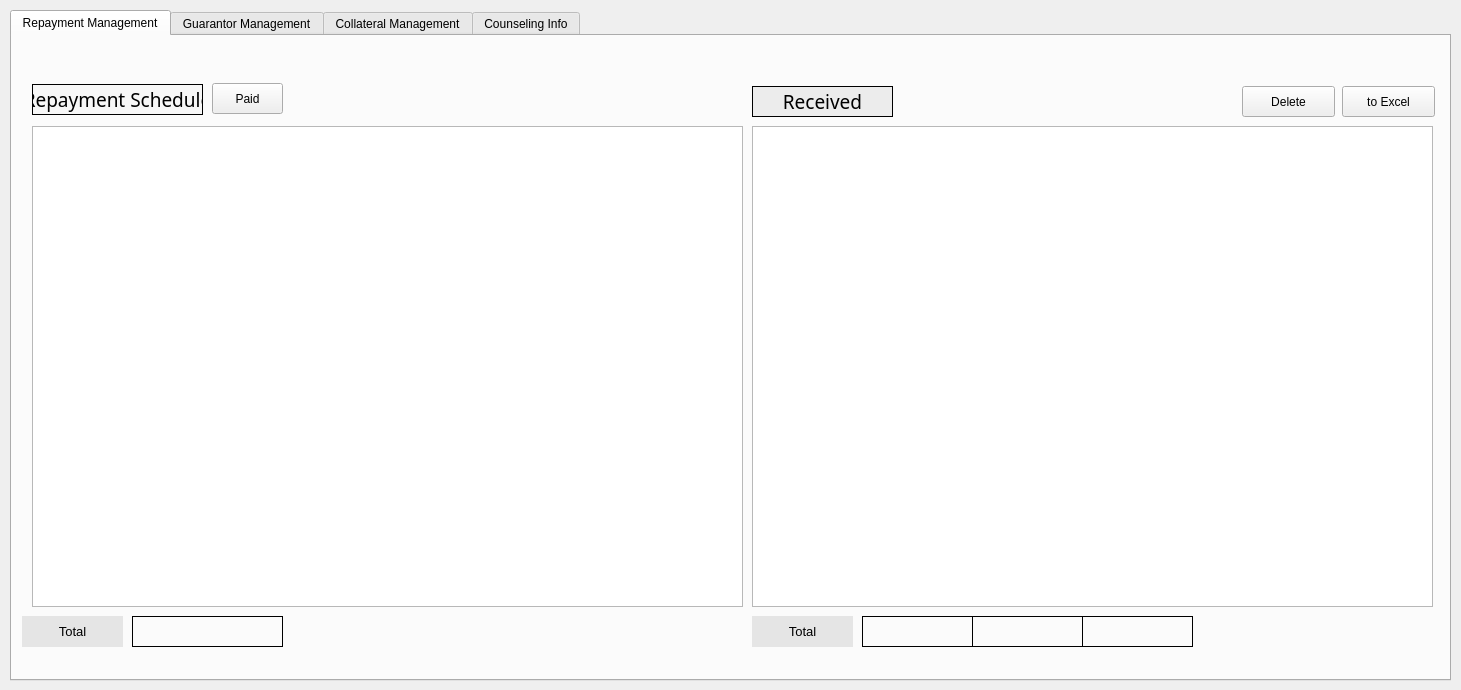
First picture: the form in src/pages/repayment/details.ui, repository DY-Microfinance-Customer-Management/dymf-algorithm, before the edit.
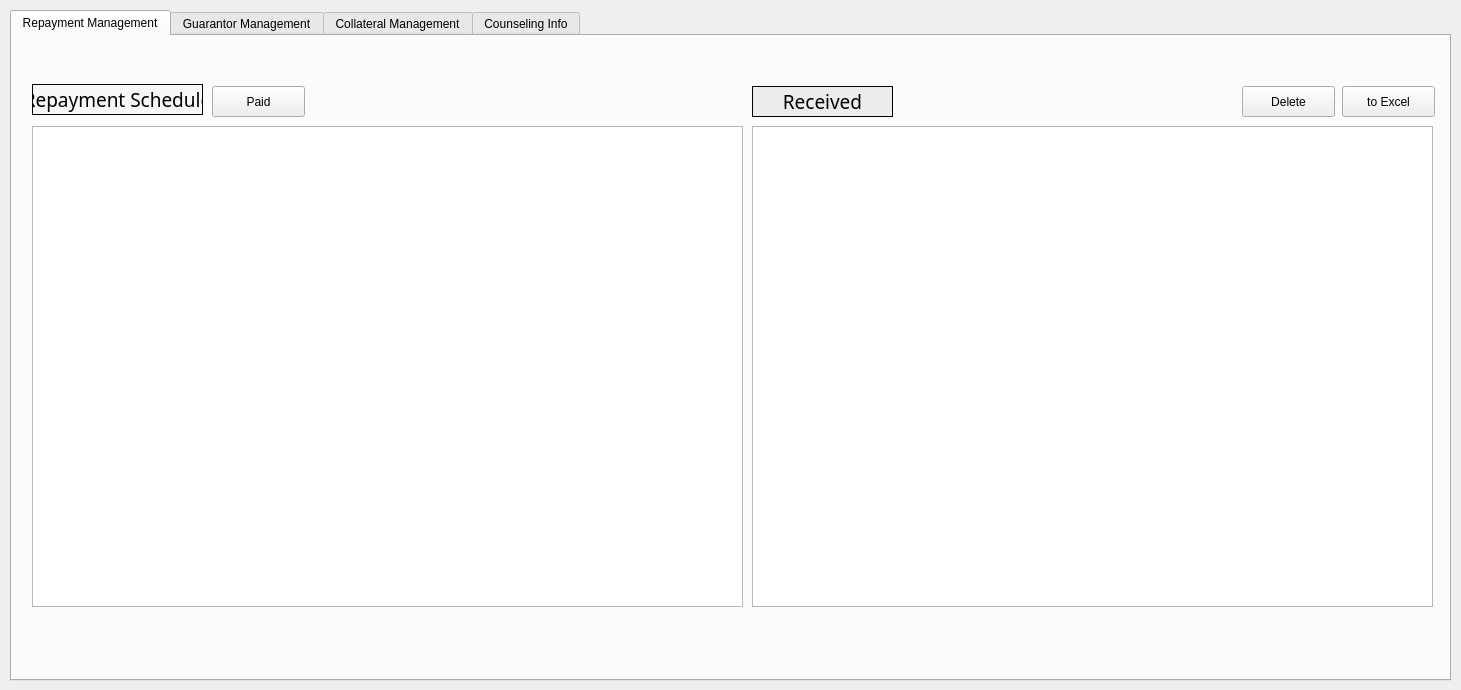
Second picture: the form after the edit.

The edit to the form file:
```diff
--- a/src/pages/repayment/details.ui
+++ b/src/pages/repayment/details.ui
@@ -43,25 +43,6 @@
        <string>to Excel</string>
       </property>
      </widget>
-     <widget class="QLabel" name="totalLabel2">
-      <property name="geometry">
-       <rect>
-        <x>850</x>
-        <y>580</y>
-        <width>111</width>
-        <height>31</height>
-       </rect>
-      </property>
-      <property name="frameShape">
-       <enum>QFrame::Box</enum>
-      </property>
-      <property name="text">
-       <string/>
-      </property>
-      <property name="alignment">
-       <set>Qt::AlignCenter</set>
-      </property>
-     </widget>
      <widget class="QLabel" name="label_47">
       <property name="geometry">
        <rect>
@@ -131,129 +112,6 @@
        <set>Qt::AlignCenter</set>
       </property>
      </widget>
-     <widget class="QLabel" name="totalLabel4">
-      <property name="geometry">
-       <rect>
-        <x>1070</x>
-        <y>580</y>
-        <width>111</width>
-        <height>31</height>
-       </rect>
-      </property>
-      <property name="frameShape">
-       <enum>QFrame::Box</enum>
-      </property>
-      <property name="text">
-       <string/>
-      </property>
-      <property name="alignment">
-       <set>Qt::AlignCenter</set>
-      </property>
-     </widget>
-     <widget class="QPushButton" name="paidButton">
-      <property name="geometry">
-       <rect>
-        <x>200</x>
-        <y>47</y>
-        <width>71</width>
-        <height>31</height>
-       </rect>
-      </property>
-      <property name="font">
-       <font>
-        <pointsize>9</pointsize>
-       </font>
-      </property>
-      <property name="text">
-       <string>Paid</string>
-      </property>
-     </widget>
-     <widget class="QLabel" name="totalLabel3">
-      <property name="geometry">
-       <rect>
-        <x>960</x>
-        <y>580</y>
-        <width>111</width>
-        <height>31</height>
-       </rect>
-      </property>
-      <property name="frameShape">
-       <enum>QFrame::Box</enum>
-      </property>
-      <property name="text">
-       <string/>
-      </property>
-      <property name="alignment">
-       <set>Qt::AlignCenter</set>
-      </property>
-     </widget>
-     <widget class="QLabel" name="totalLabel1">
-      <property name="geometry">
-       <rect>
-        <x>120</x>
-        <y>580</y>
-        <width>151</width>
-        <height>31</height>
-       </rect>
-      </property>
-      <property name="frameShape">
-       <enum>QFrame::Box</enum>
-      </property>
-      <property name="text">
-       <string/>
-      </property>
-      <property name="alignment">
-       <set>Qt::AlignCenter</set>
-      </property>
-     </widget>
-     <widget class="QLabel" name="label_51">
-      <property name="geometry">
-       <rect>
-        <x>10</x>
-        <y>580</y>
-        <width>101</width>
-        <height>31</height>
-       </rect>
-      </property>
-      <property name="font">
-       <font>
-        <pointsize>10</pointsize>
-       </font>
-      </property>
-      <property name="styleSheet">
-       <string notr="true">background-color:rgb(229, 229, 229)</string>
-      </property>
-      <property name="text">
-       <string>Total</string>
-      </property>
-      <property name="alignment">
-       <set>Qt::AlignCenter</set>
-      </property>
-     </widget>
-     <widget class="QLabel" name="label_124">
-      <property name="geometry">
-       <rect>
-        <x>740</x>
-        <y>580</y>
-        <width>101</width>
-        <height>31</height>
-       </rect>
-      </property>
-      <property name="font">
-       <font>
-        <pointsize>10</pointsize>
-       </font>
-      </property>
-      <property name="styleSheet">
-       <string notr="true">background-color:rgb(229, 229, 229)</string>
-      </property>
-      <property name="text">
-       <string>Total</string>
-      </property>
-      <property name="alignment">
-       <set>Qt::AlignCenter</set>
-      </property>
-     </widget>
      <widget class="QTableView" name="repaymentScheduleTable">
       <property name="geometry">
        <rect>
@@ -274,6 +132,19 @@
        </rect>
       </property>
      </widget>
+     <widget class="QPushButton" name="paidButton">
+      <property name="geometry">
+       <rect>
+        <x>200</x>
+        <y>50</y>
+        <width>93</width>
+        <height>31</height>
+       </rect>
+      </property>
+      <property name="text">
+       <string>Paid</string>
+      </property>
+     </widget>
     </widget>
     <widget class="QWidget" name="tab_3">
      <attribute name="title">
```
